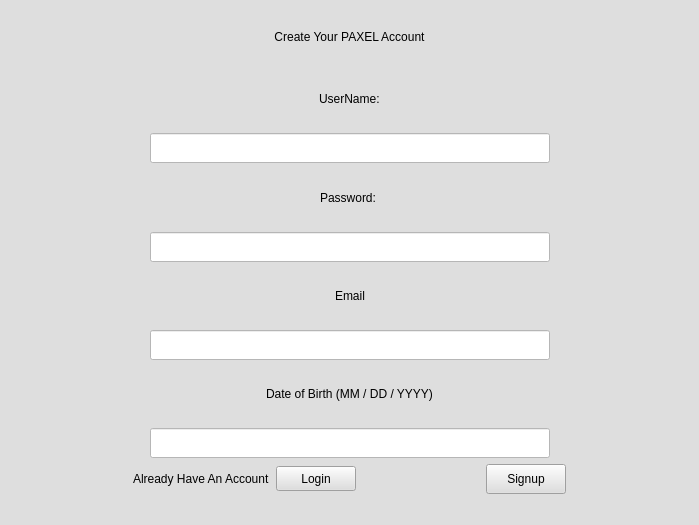
Qt form Paxel/signup.ui (ClownKingWalrus/PAXEL) before a commit.
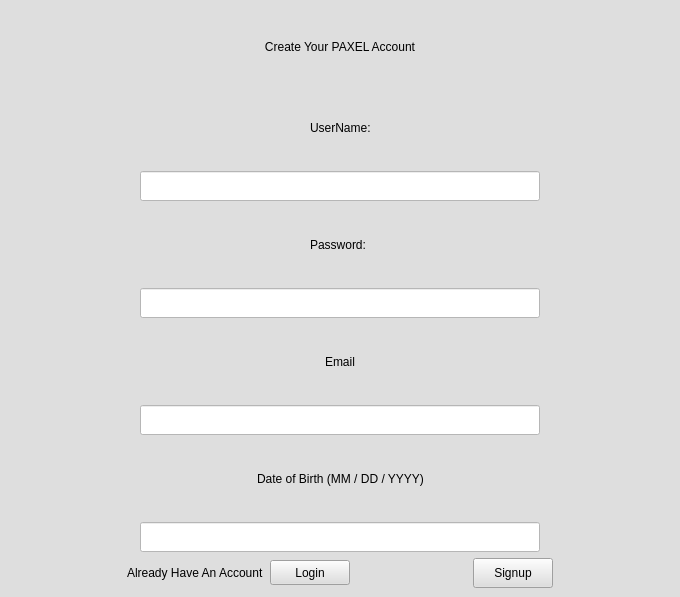
The same form after that commit.

Diff of the .ui file:
```diff
--- a/Paxel/signup.ui
+++ b/Paxel/signup.ui
@@ -6,8 +6,8 @@
    <rect>
     <x>0</x>
     <y>0</y>
-    <width>699</width>
-    <height>525</height>
+    <width>680</width>
+    <height>597</height>
    </rect>
   </property>
   <property name="windowTitle">
@@ -18,228 +18,8 @@
   </property>
   <widget class="QWidget" name="centralwidget">
    <layout class="QGridLayout" name="gridLayout_2">
-    <item row="0" column="0">
-     <layout class="QGridLayout" name="gridLayout">
-      <item row="7" column="0">
-       <layout class="QHBoxLayout" name="horizontalLayout_6">
-        <item>
-         <spacer name="horizontalSpacer_14">
-          <property name="orientation">
-           <enum>Qt::Orientation::Horizontal</enum>
-          </property>
-          <property name="sizeHint" stdset="0">
-           <size>
-            <width>40</width>
-            <height>20</height>
-           </size>
-          </property>
-         </spacer>
-        </item>
-        <item>
-         <widget class="QLabel" name="label_5">
-          <property name="styleSheet">
-           <string notr="true">font: 20pt &quot;Bahnschrift&quot;;</string>
-          </property>
-          <property name="text">
-           <string>Date of Birth (MM / DD / YYYY)</string>
-          </property>
-         </widget>
-        </item>
-        <item>
-         <spacer name="horizontalSpacer_13">
-          <property name="orientation">
-           <enum>Qt::Orientation::Horizontal</enum>
-          </property>
-          <property name="sizeHint" stdset="0">
-           <size>
-            <width>40</width>
-            <height>20</height>
-           </size>
-          </property>
-         </spacer>
-        </item>
-       </layout>
-      </item>
-      <item row="8" column="0">
-       <layout class="QHBoxLayout" name="horizontalLayout_5">
-        <item>
-         <spacer name="horizontalSpacer_16">
-          <property name="orientation">
-           <enum>Qt::Orientation::Horizontal</enum>
-          </property>
-          <property name="sizeHint" stdset="0">
-           <size>
-            <width>40</width>
-            <height>20</height>
-           </size>
-          </property>
-         </spacer>
-        </item>
-        <item>
-         <widget class="QLineEdit" name="lineEdit_4">
-          <property name="minimumSize">
-           <size>
-            <width>400</width>
-            <height>30</height>
-           </size>
-          </property>
-          <property name="maximumSize">
-           <size>
-            <width>500</width>
-            <height>16777215</height>
-           </size>
-          </property>
-          <property name="styleSheet">
-           <string notr="true">background-color: rgb(255, 255, 255);</string>
-          </property>
-         </widget>
-        </item>
-        <item>
-         <spacer name="horizontalSpacer_15">
-          <property name="orientation">
-           <enum>Qt::Orientation::Horizontal</enum>
-          </property>
-          <property name="sizeHint" stdset="0">
-           <size>
-            <width>40</width>
-            <height>20</height>
-           </size>
-          </property>
-         </spacer>
-        </item>
-       </layout>
-      </item>
-      <item row="2" column="0">
-       <layout class="QHBoxLayout" name="horizontalLayout_4">
-        <item>
-         <spacer name="horizontalSpacer_4">
-          <property name="orientation">
-           <enum>Qt::Orientation::Horizontal</enum>
-          </property>
-          <property name="sizeHint" stdset="0">
-           <size>
-            <width>40</width>
-            <height>20</height>
-           </size>
-          </property>
-         </spacer>
-        </item>
-        <item>
-         <widget class="QLineEdit" name="lineEdit">
-          <property name="minimumSize">
-           <size>
-            <width>400</width>
-            <height>30</height>
-           </size>
-          </property>
-          <property name="maximumSize">
-           <size>
-            <width>500</width>
-            <height>16777215</height>
-           </size>
-          </property>
-          <property name="styleSheet">
-           <string notr="true">background-color: rgb(255, 255, 255);</string>
-          </property>
-         </widget>
-        </item>
-        <item>
-         <spacer name="horizontalSpacer_3">
-          <property name="orientation">
-           <enum>Qt::Orientation::Horizontal</enum>
-          </property>
-          <property name="sizeHint" stdset="0">
-           <size>
-            <width>40</width>
-            <height>20</height>
-           </size>
-          </property>
-         </spacer>
-        </item>
-       </layout>
-      </item>
-      <item row="3" column="0">
-       <layout class="QHBoxLayout" name="horizontalLayout_3">
-        <item>
-         <spacer name="horizontalSpacer_6">
-          <property name="orientation">
-           <enum>Qt::Orientation::Horizontal</enum>
-          </property>
-          <property name="sizeHint" stdset="0">
-           <size>
-            <width>40</width>
-            <height>20</height>
-           </size>
-          </property>
-         </spacer>
-        </item>
-        <item>
-         <widget class="QLabel" name="label_3">
-          <property name="styleSheet">
-           <string notr="true">font: 20pt &quot;Bahnschrift&quot;;</string>
-          </property>
-          <property name="text">
-           <string>Password: </string>
-          </property>
-         </widget>
-        </item>
-        <item>
-         <spacer name="horizontalSpacer_5">
-          <property name="orientation">
-           <enum>Qt::Orientation::Horizontal</enum>
-          </property>
-          <property name="sizeHint" stdset="0">
-           <size>
-            <width>40</width>
-            <height>20</height>
-           </size>
-          </property>
-         </spacer>
-        </item>
-       </layout>
-      </item>
-      <item row="1" column="0">
-       <layout class="QHBoxLayout" name="horizontalLayout">
-        <item>
-         <spacer name="horizontalSpacer_2">
-          <property name="orientation">
-           <enum>Qt::Orientation::Horizontal</enum>
-          </property>
-          <property name="sizeHint" stdset="0">
-           <size>
-            <width>40</width>
-            <height>20</height>
-           </size>
-          </property>
-         </spacer>
-        </item>
-        <item>
-         <widget class="QLabel" name="label_2">
-          <property name="styleSheet">
-           <string notr="true">font: 20pt &quot;Bahnschrift&quot;;</string>
-          </property>
-          <property name="text">
-           <string>UserName:</string>
-          </property>
-         </widget>
-        </item>
-        <item>
-         <spacer name="horizontalSpacer">
-          <property name="orientation">
-           <enum>Qt::Orientation::Horizontal</enum>
-          </property>
-          <property name="sizeHint" stdset="0">
-           <size>
-            <width>40</width>
-            <height>20</height>
-           </size>
-          </property>
-         </spacer>
-        </item>
-       </layout>
-      </item>
       <item row="4" column="0">
-       <layout class="QHBoxLayout" name="horizontalLayout_2">
+     <layout class="QHBoxLayout" name="horizontalLayout_14">
         <item>
          <spacer name="horizontalSpacer_7">
           <property name="orientation">
@@ -287,61 +67,8 @@
         </item>
        </layout>
       </item>
-      <item row="5" column="0">
-       <layout class="QHBoxLayout" name="horizontalLayout_8">
-        <item>
-         <spacer name="horizontalSpacer_10">
-          <property name="orientation">
-           <enum>Qt::Orientation::Horizontal</enum>
-          </property>
-          <property name="sizeHint" stdset="0">
-           <size>
-            <width>40</width>
-            <height>20</height>
-           </size>
-          </property>
-         </spacer>
-        </item>
-        <item>
-         <widget class="QLabel" name="label_4">
-          <property name="styleSheet">
-           <string notr="true">font: 20pt &quot;Bahnschrift&quot;;</string>
-          </property>
-          <property name="text">
-           <string>Email</string>
-          </property>
-         </widget>
-        </item>
-        <item>
-         <spacer name="horizontalSpacer_9">
-          <property name="orientation">
-           <enum>Qt::Orientation::Horizontal</enum>
-          </property>
-          <property name="sizeHint" stdset="0">
-           <size>
-            <width>40</width>
-            <height>20</height>
-           </size>
-          </property>
-         </spacer>
-        </item>
-       </layout>
-      </item>
-      <item row="0" column="0">
-       <widget class="QLabel" name="label">
-        <property name="styleSheet">
-         <string notr="true">font: 40pt &quot;Bahnschrift&quot;;</string>
-        </property>
-        <property name="text">
-         <string>Create Your PAXEL Account</string>
-        </property>
-        <property name="alignment">
-         <set>Qt::AlignmentFlag::AlignCenter</set>
-        </property>
-       </widget>
-      </item>
       <item row="6" column="0">
-       <layout class="QHBoxLayout" name="horizontalLayout_7">
+     <layout class="QHBoxLayout" name="horizontalLayout_16">
         <item>
          <spacer name="horizontalSpacer_12">
           <property name="orientation">
@@ -389,8 +116,57 @@
         </item>
        </layout>
       </item>
+    <item row="2" column="0">
+     <layout class="QHBoxLayout" name="horizontalLayout_12">
+      <item>
+       <spacer name="horizontalSpacer_4">
+        <property name="orientation">
+         <enum>Qt::Orientation::Horizontal</enum>
+        </property>
+        <property name="sizeHint" stdset="0">
+         <size>
+          <width>40</width>
+          <height>20</height>
+         </size>
+        </property>
+       </spacer>
+      </item>
+      <item>
+       <widget class="QLineEdit" name="lineEdit">
+        <property name="minimumSize">
+         <size>
+          <width>400</width>
+          <height>30</height>
+         </size>
+        </property>
+        <property name="maximumSize">
+         <size>
+          <width>500</width>
+          <height>16777215</height>
+         </size>
+        </property>
+        <property name="styleSheet">
+         <string notr="true">background-color: rgb(255, 255, 255);</string>
+        </property>
+       </widget>
+      </item>
+      <item>
+       <spacer name="horizontalSpacer_3">
+        <property name="orientation">
+         <enum>Qt::Orientation::Horizontal</enum>
+        </property>
+        <property name="sizeHint" stdset="0">
+         <size>
+          <width>40</width>
+          <height>20</height>
+         </size>
+        </property>
+       </spacer>
+      </item>
+     </layout>
+    </item>
       <item row="9" column="0">
-       <layout class="QHBoxLayout" name="horizontalLayout_9">
+     <layout class="QHBoxLayout" name="horizontalLayout_19">
         <item>
          <spacer name="horizontalSpacer_17">
           <property name="orientation">
@@ -474,21 +250,230 @@
         </item>
        </layout>
       </item>
+    <item row="3" column="0">
+     <layout class="QHBoxLayout" name="horizontalLayout_13">
+      <item>
+       <spacer name="horizontalSpacer_6">
+        <property name="orientation">
+         <enum>Qt::Orientation::Horizontal</enum>
+        </property>
+        <property name="sizeHint" stdset="0">
+         <size>
+          <width>40</width>
+          <height>20</height>
+         </size>
+        </property>
+       </spacer>
+      </item>
+      <item>
+       <widget class="QLabel" name="label_3">
+        <property name="styleSheet">
+         <string notr="true">font: 20pt &quot;Bahnschrift&quot;;</string>
+        </property>
+        <property name="text">
+         <string>Password: </string>
+        </property>
+       </widget>
+      </item>
+      <item>
+       <spacer name="horizontalSpacer_5">
+        <property name="orientation">
+         <enum>Qt::Orientation::Horizontal</enum>
+        </property>
+        <property name="sizeHint" stdset="0">
+         <size>
+          <width>40</width>
+          <height>20</height>
+         </size>
+        </property>
+       </spacer>
+      </item>
      </layout>
     </item>
-   </layout>
-  </widget>
-  <widget class="QMenuBar" name="menubar">
-   <property name="geometry">
-    <rect>
-     <x>0</x>
-     <y>0</y>
-     <width>699</width>
-     <height>18</height>
-    </rect>
-   </property>
-  </widget>
-  <widget class="QStatusBar" name="statusbar"/>
+    <item row="0" column="0">
+     <widget class="QLabel" name="label">
+      <property name="styleSheet">
+       <string notr="true">font: 40pt &quot;Bahnschrift&quot;;</string>
+      </property>
+      <property name="text">
+       <string>Create Your PAXEL Account</string>
+      </property>
+      <property name="alignment">
+       <set>Qt::AlignmentFlag::AlignCenter</set>
+      </property>
+     </widget>
+    </item>
+    <item row="8" column="0">
+     <layout class="QHBoxLayout" name="horizontalLayout_18">
+      <item>
+       <spacer name="horizontalSpacer_16">
+        <property name="orientation">
+         <enum>Qt::Orientation::Horizontal</enum>
+        </property>
+        <property name="sizeHint" stdset="0">
+         <size>
+          <width>40</width>
+          <height>20</height>
+         </size>
+        </property>
+       </spacer>
+      </item>
+      <item>
+       <widget class="QLineEdit" name="lineEdit_4">
+        <property name="minimumSize">
+         <size>
+          <width>400</width>
+          <height>30</height>
+         </size>
+        </property>
+        <property name="maximumSize">
+         <size>
+          <width>500</width>
+          <height>16777215</height>
+         </size>
+        </property>
+        <property name="styleSheet">
+         <string notr="true">background-color: rgb(255, 255, 255);</string>
+        </property>
+       </widget>
+      </item>
+      <item>
+       <spacer name="horizontalSpacer_15">
+        <property name="orientation">
+         <enum>Qt::Orientation::Horizontal</enum>
+        </property>
+        <property name="sizeHint" stdset="0">
+         <size>
+          <width>40</width>
+          <height>20</height>
+         </size>
+        </property>
+       </spacer>
+      </item>
+     </layout>
+    </item>
+    <item row="7" column="0">
+     <layout class="QHBoxLayout" name="horizontalLayout_17">
+      <item>
+       <spacer name="horizontalSpacer_14">
+        <property name="orientation">
+         <enum>Qt::Orientation::Horizontal</enum>
+        </property>
+        <property name="sizeHint" stdset="0">
+         <size>
+          <width>40</width>
+          <height>20</height>
+         </size>
+        </property>
+       </spacer>
+      </item>
+      <item>
+       <widget class="QLabel" name="label_5">
+        <property name="styleSheet">
+         <string notr="true">font: 20pt &quot;Bahnschrift&quot;;</string>
+        </property>
+        <property name="text">
+         <string>Date of Birth (MM / DD / YYYY)</string>
+        </property>
+       </widget>
+      </item>
+      <item>
+       <spacer name="horizontalSpacer_13">
+        <property name="orientation">
+         <enum>Qt::Orientation::Horizontal</enum>
+        </property>
+        <property name="sizeHint" stdset="0">
+         <size>
+          <width>40</width>
+          <height>20</height>
+         </size>
+        </property>
+       </spacer>
+      </item>
+     </layout>
+    </item>
+    <item row="5" column="0">
+     <layout class="QHBoxLayout" name="horizontalLayout_15">
+      <item>
+       <spacer name="horizontalSpacer_10">
+        <property name="orientation">
+         <enum>Qt::Orientation::Horizontal</enum>
+        </property>
+        <property name="sizeHint" stdset="0">
+         <size>
+          <width>40</width>
+          <height>20</height>
+         </size>
+        </property>
+       </spacer>
+      </item>
+      <item>
+       <widget class="QLabel" name="label_4">
+        <property name="styleSheet">
+         <string notr="true">font: 20pt &quot;Bahnschrift&quot;;</string>
+        </property>
+        <property name="text">
+         <string>Email</string>
+        </property>
+       </widget>
+      </item>
+      <item>
+       <spacer name="horizontalSpacer_9">
+        <property name="orientation">
+         <enum>Qt::Orientation::Horizontal</enum>
+        </property>
+        <property name="sizeHint" stdset="0">
+         <size>
+          <width>40</width>
+          <height>20</height>
+         </size>
+        </property>
+       </spacer>
+      </item>
+     </layout>
+    </item>
+    <item row="1" column="0">
+     <layout class="QHBoxLayout" name="horizontalLayout_11">
+      <item>
+       <spacer name="horizontalSpacer_2">
+        <property name="orientation">
+         <enum>Qt::Orientation::Horizontal</enum>
+        </property>
+        <property name="sizeHint" stdset="0">
+         <size>
+          <width>40</width>
+          <height>20</height>
+         </size>
+        </property>
+       </spacer>
+      </item>
+      <item>
+       <widget class="QLabel" name="label_2">
+        <property name="styleSheet">
+         <string notr="true">font: 20pt &quot;Bahnschrift&quot;;</string>
+        </property>
+        <property name="text">
+         <string>UserName:</string>
+        </property>
+       </widget>
+      </item>
+      <item>
+       <spacer name="horizontalSpacer">
+        <property name="orientation">
+         <enum>Qt::Orientation::Horizontal</enum>
+        </property>
+        <property name="sizeHint" stdset="0">
+         <size>
+          <width>40</width>
+          <height>20</height>
+         </size>
+        </property>
+       </spacer>
+      </item>
+     </layout>
+    </item>
+   </layout>
+  </widget>
  </widget>
  <resources/>
  <connections/>
```
Lines whose indentation alone changed are shown as unchanged.
